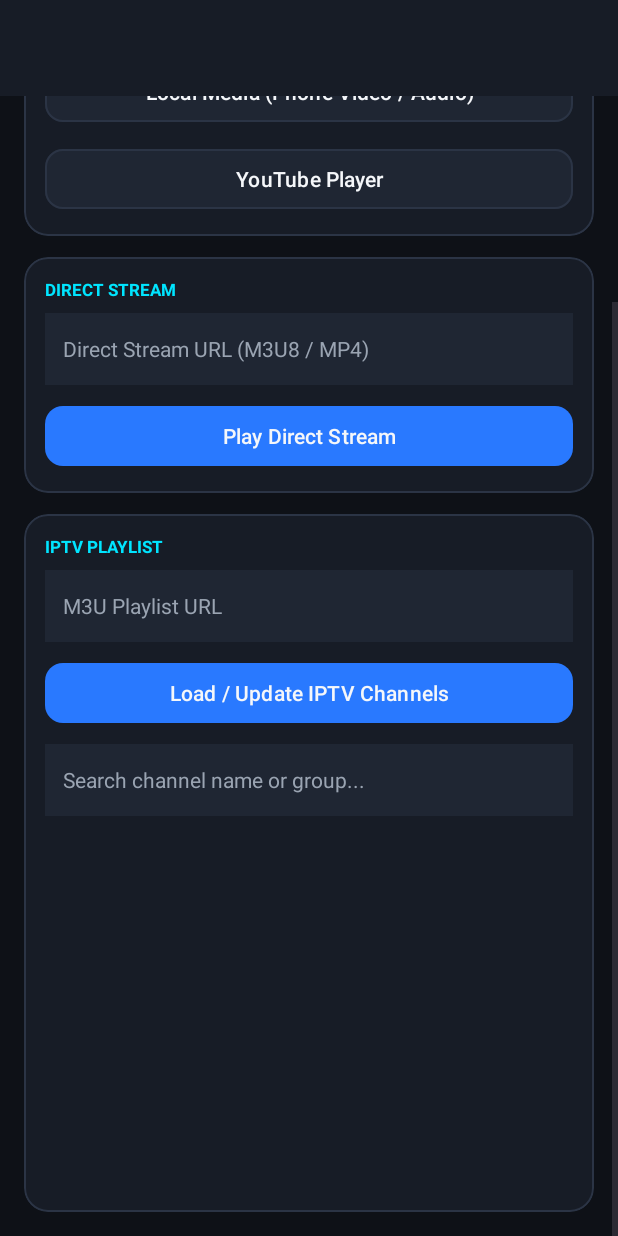
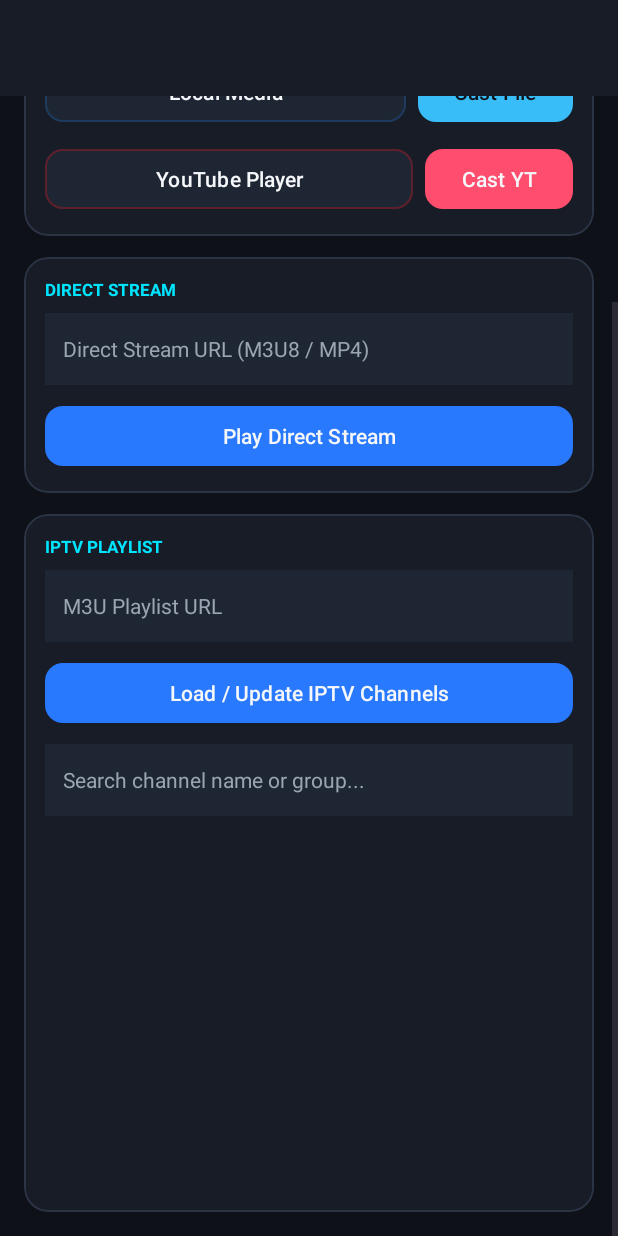
Before and after one commit to shopycine-max/Pluscast, an Android app: the layout activity_main.xml on its own in the app's theme, with its tools: preview values and no code run, scrolled down 168 dp, on a phone screen of 412 x 824 dp. Run offline under Robolectric (Android 15) with nearby library versions, the phone set to English and light mode, and no system bars.

Commit message:
Update activity_main.xml

```diff
--- a/app/src/main/res/layout/activity_main.xml
+++ b/app/src/main/res/layout/activity_main.xml
@@ -70,10 +70,22 @@
                             android:textColor="@color/pc_text_secondary"
                             android:textSize="12sp" />
                     </LinearLayout>
+
+                    <TextView
+                        android:id="@+id/tvCastDeviceStatus"
+                        android:layout_width="wrap_content"
+                        android:layout_height="wrap_content"
+                        android:background="@color/pc_cast_badge_bg"
+                        android:paddingHorizontal="10dp"
+                        android:paddingVertical="5dp"
+                        android:text="Cast: Ready"
+                        android:textColor="@color/pc_accent_cyan"
+                        android:textSize="11sp"
+                        android:textStyle="bold" />
                 </LinearLayout>
             </com.google.android.material.card.MaterialCardView>
 
-            <!-- Media Sources Card -->
+            <!-- Media Sources & Casting Card -->
             <com.google.android.material.card.MaterialCardView
                 android:layout_width="match_parent"
                 android:layout_height="wrap_content"
@@ -93,35 +105,75 @@
                         android:layout_width="wrap_content"
                         android:layout_height="wrap_content"
                         android:layout_marginBottom="10dp"
-                        android:text="MEDIA SOURCES"
+                        android:text="MEDIA SOURCES &amp; CASTING"
                         android:textColor="@color/pc_accent_cyan"
                         android:textSize="11sp"
                         android:textStyle="bold" />
 
+                    <LinearLayout
+                        android:layout_width="match_parent"
+                        android:layout_height="wrap_content"
+                        android:layout_marginBottom="10dp"
+                        android:orientation="horizontal">
+
                         <com.google.android.material.button.MaterialButton
                             android:id="@+id/cardLocalMedia"
-                        android:layout_width="match_parent"
+                            android:layout_width="0dp"
                             android:layout_height="48dp"
-                        android:layout_marginBottom="10dp"
-                        android:text="Local Media (Phone Video / Audio)"
+                            android:layout_marginEnd="8dp"
+                            android:layout_weight="1"
+                            android:ellipsize="end"
+                            android:maxLines="1"
+                            android:text="Local Media"
                             android:textAllCaps="false"
                             android:textColor="@color/pc_text_primary"
                             app:backgroundTint="@color/pc_surface_elevated"
                             app:cornerRadius="12dp"
-                        app:strokeColor="@color/pc_border"
+                            app:strokeColor="@color/pc_local_border"
                             app:strokeWidth="1dp" />
 
                         <com.google.android.material.button.MaterialButton
+                            android:id="@+id/btnCastLocal"
+                            android:layout_width="wrap_content"
+                            android:layout_height="48dp"
+                            android:text="Cast File"
+                            android:textAllCaps="false"
+                            android:textColor="@color/pc_bg_dark"
+                            app:backgroundTint="@color/pc_local_accent"
+                            app:cornerRadius="12dp" />
+                    </LinearLayout>
+
+                    <LinearLayout
+                        android:layout_width="match_parent"
+                        android:layout_height="wrap_content"
+                        android:orientation="horizontal">
+
+                        <com.google.android.material.button.MaterialButton
                             android:id="@+id/cardYoutube"
-                        android:layout_width="match_parent"
+                            android:layout_width="0dp"
                             android:layout_height="48dp"
+                            android:layout_marginEnd="8dp"
+                            android:layout_weight="1"
+                            android:ellipsize="end"
+                            android:maxLines="1"
                             android:text="YouTube Player"
                             android:textAllCaps="false"
                             android:textColor="@color/pc_text_primary"
                             app:backgroundTint="@color/pc_surface_elevated"
                             app:cornerRadius="12dp"
-                        app:strokeColor="@color/pc_border"
+                            app:strokeColor="@color/pc_yt_border"
                             app:strokeWidth="1dp" />
+
+                        <com.google.android.material.button.MaterialButton
+                            android:id="@+id/btnCastYoutube"
+                            android:layout_width="wrap_content"
+                            android:layout_height="48dp"
+                            android:text="Cast YT"
+                            android:textAllCaps="false"
+                            android:textColor="@color/pc_text_primary"
+                            app:backgroundTint="@color/pc_yt_accent"
+                            app:cornerRadius="12dp" />
+                    </LinearLayout>
                 </LinearLayout>
             </com.google.android.material.card.MaterialCardView>
 
```
Lines whose indentation alone changed are shown as unchanged.
